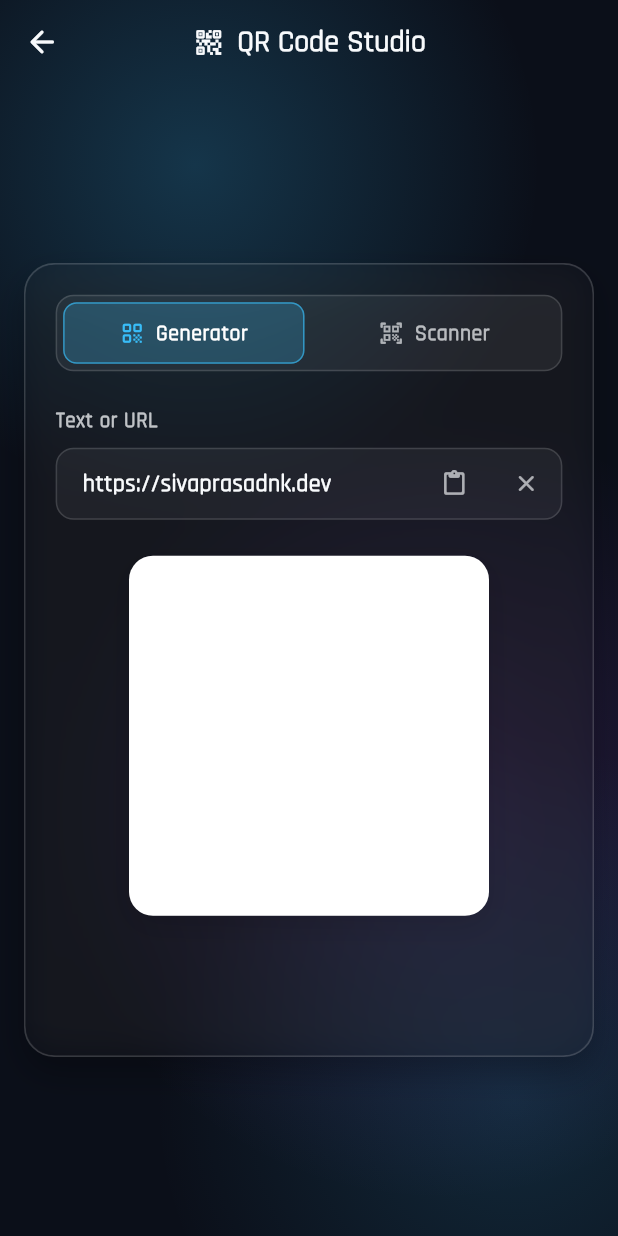
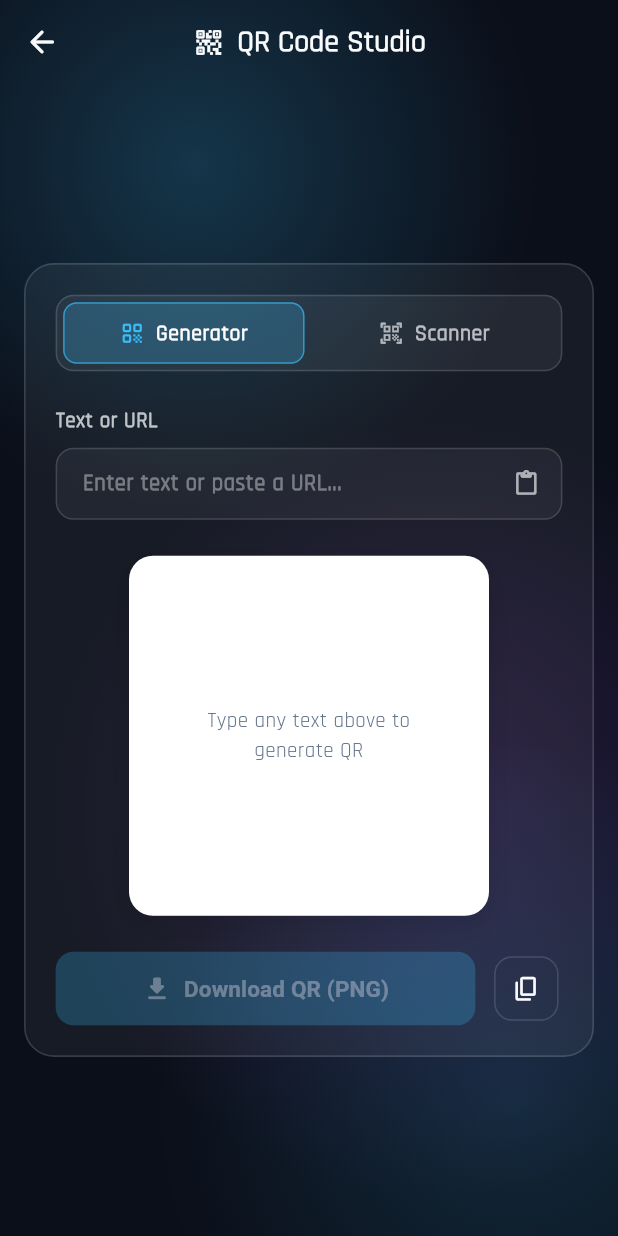
Before and after one commit to sivaprasadnk/portfolio_webapp, a Flutter app: the QrCodeScreen screen opened by its route, on a phone screen of 412 x 824 dp. Run offline on Flutter 3.47's test engine with Material 3 defaults, Android fonts, the light colour scheme and no system bars; our stand-ins replace animate_do, auto_size_text, avatar_glow, bloc, dartz, equatable and 6 more; missing offline and left inert: animated_icon, dart:js_interop, dart:ui_web, qr; network calls fail; project files that could hold a hidden picture were left out.

Commit message:
fix(qrcode): remove card hover effect and keep input blank initially

```diff
--- a/lib/views/screens/qrcode/qr_code_screen.dart
+++ b/lib/views/screens/qrcode/qr_code_screen.dart
@@ -24,13 +24,11 @@ class QrCodeScreen extends StatefulWidget {
 enum _QrTab { generate, scan }
 
 class _QrCodeScreenState extends State<QrCodeScreen> {
-  final TextEditingController _textController = TextEditingController(
-    text: 'https://sivaprasadnk.dev',
-  );
+  final TextEditingController _textController = TextEditingController();
   final QrPlatformHelper _platformHelper = createQrPlatformHelper();
 
   _QrTab _activeTab = _QrTab.generate;
-  String _qrData = 'https://sivaprasadnk.dev';
+  String _qrData = '';
   bool _isDownloading = false;
 
   // Scanner state
@@ -310,10 +308,18 @@ class _QrCodeScreenState extends State<QrCodeScreen> {
                 ),
                 child: ConstrainedBox(
                   constraints: const BoxConstraints(maxWidth: 520),
-                  child: PortfolioStyledCard(
+                  child: Container(
                     width: double.infinity,
-                    cyberHeader: '~/tools/qrcode',
                     padding: EdgeInsets.all(isMobile ? 20 : 28),
+                    decoration: BoxDecoration(
+                      color: themeState.cardSurfaceColor,
+                      borderRadius:
+                          BorderRadius.circular(themeState.cardRadius),
+                      border: Border.all(
+                        color: themeState.cardBorderColor,
+                        width: 1.1,
+                      ),
+                    ),
                     child: Column(
                       mainAxisSize: MainAxisSize.min,
                       crossAxisAlignment: CrossAxisAlignment.stretch,
```
